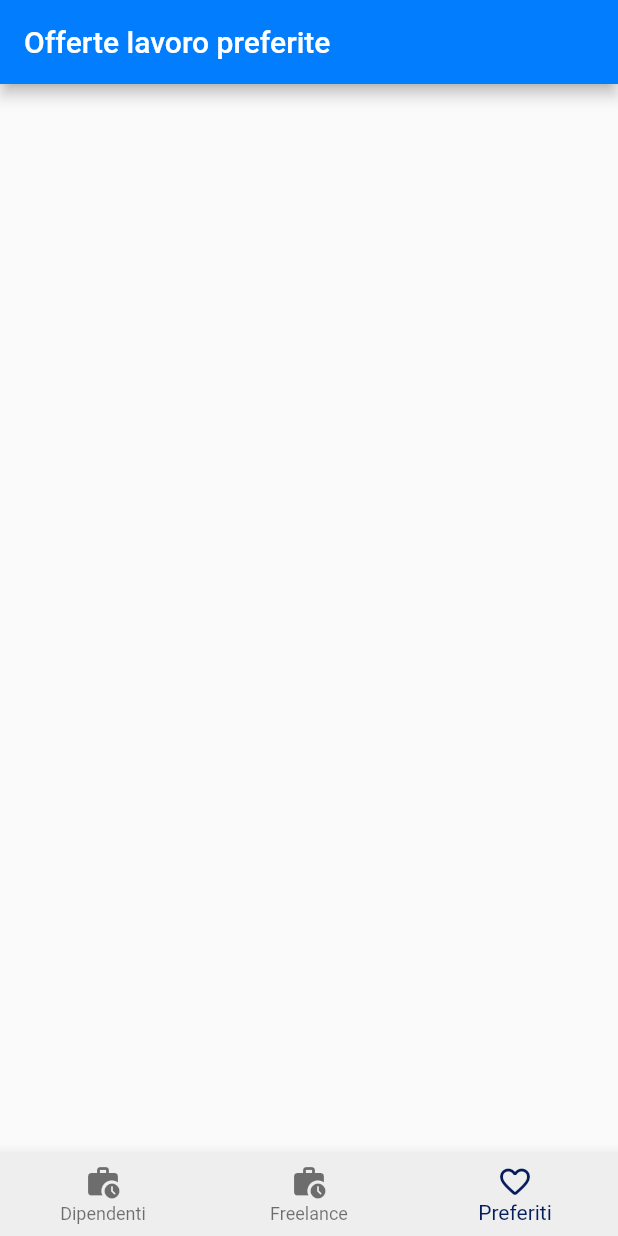
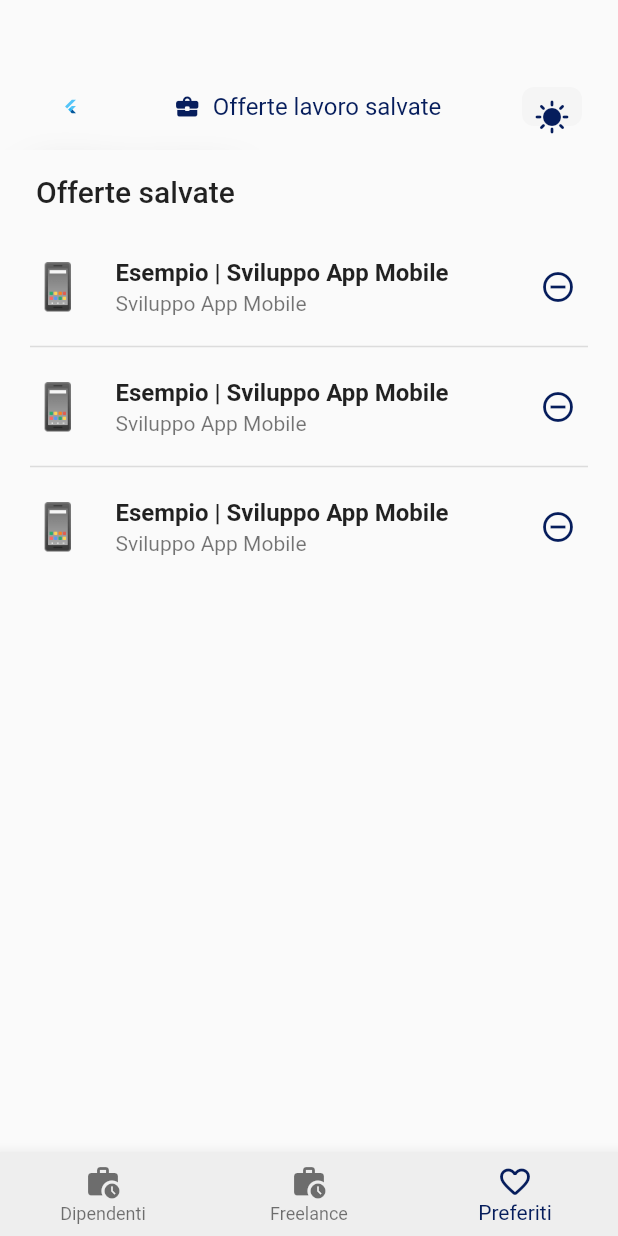
Before and after one commit to androidan/offertelavoroflutterapp, a Flutter app: the screen it shows after launch, item 3 of the bottom bar chosen, on a phone screen of 412 x 824 dp. Run offline on Flutter 3.47's test engine with Material 2 defaults, Android fonts, the phone set to English and light mode, and no system bars; our stand-ins replace auto_route, auto_size_text.

```diff
--- a/lib/pages/annunci_preferiti_page.dart
+++ b/lib/pages/annunci_preferiti_page.dart
@@ -1,15 +1,74 @@
 import 'package:auto_route/auto_route.dart';
 import 'package:flutter/material.dart';
+import 'package:offerte_lavoro_flutter_app/widgets/app_bar_custom.dart';
+import 'package:offerte_lavoro_flutter_app/widgets/job_app_bar.dart';
 
 @RoutePage()
 class AnnunciPreferitiPage extends StatelessWidget {
-  final String content;
-  const AnnunciPreferitiPage(this.content, {super.key});
+  const AnnunciPreferitiPage({super.key});
 
   @override
   Widget build(BuildContext context) => Scaffold(
-        appBar: AppBar(
-          title: Text(content),
+      appBar: const JobAppBar(
+        child: AppBarCustom('Offerte lavoro salvate'),
+      ),
+      body: _body(
+        context,
+      ));
+
+  Widget _body(BuildContext context) => Padding(
+        padding: const EdgeInsets.only(top: 16),
+        child: Column(
+          crossAxisAlignment: CrossAxisAlignment.start,
+          children: [
+            Padding(
+              padding: const EdgeInsets.symmetric(horizontal: 24.0),
+              child: Text(
+                'Offerte salvate',
+                style: Theme.of(context).textTheme.headline6,
+              ),
+            ),
+            Container(
+              margin: const EdgeInsets.only(top: 16),
+              height: 640,
+              child: ListView.separated(
+                itemBuilder: (content, index) => ListTile(
+                  title: const Text(
+                    'Esempio | Sviluppo App Mobile',
+                    style: TextStyle(
+                      fontWeight: FontWeight.bold,
+                    ),
+                  ),
+                  subtitle: const Text(
+                    'Sviluppo App Mobile',
+                  ),
+                  leading: Container(
+                    width: 45,
+                    height: 45,
+                    child: Center(
+                        child: Text(
+                      '📱',
+                      style: TextStyle(fontSize: 30),
+                    )),
+                  ),
+                  trailing: IconButton(
+                    onPressed: () {},
+                    icon: Icon(
+                      Icons.remove_circle_outline,
+                      color: Theme.of(context).primaryColorDark,
+                    ),
+                  ),
+                ),
+                itemCount: 3,
+                separatorBuilder: (context, index) => const Divider(
+                  height: 8,
+                  indent: 20,
+                  endIndent: 20,
+                  thickness: 1,
+                ),
+              ),
+            ),
+          ],
         ),
       );
 }
--- a/lib/pages/content_page.dart
+++ b/lib/pages/content_page.dart
@@ -10,9 +10,9 @@ class ContentPage extends StatelessWidget {
   Widget build(BuildContext context) => AutoTabsScaffold(
         animationCurve: Curves.easeInQuad,
         routes: [
-          AnnunciDipRoute(content: 'Offerte lavoro per assunzioni'),
-          AnnunciDipRoute(content: 'Offerte lavoro per freelance'),
-          AnnunciPreferitiRoute(content: 'Offerte lavoro preferite'),
+          AnnunciDipRoute(),
+          AnnunciFreelanceRoute(),
+          AnnunciPreferitiRoute(),
         ],
         transitionBuilder: (context, child, animation) => child,
         bottomNavigationBuilder: (context, tabsRouter) => BottomNavigationBar(
--- a/lib/router/app_router.dart
+++ b/lib/router/app_router.dart
@@ -11,7 +11,7 @@ class AppRouter extends $AppRouter {
   final List<AutoRoute> routes = [
     AutoRoute(page: ContentRoute.page, path: '/', children: [
       AutoRoute(page: AnnunciDipRoute.page),
-      AutoRoute(page: AnnunciDipRoute.page),
+      AutoRoute(page: AnnunciFreelanceRoute.page),
       AutoRoute(page: AnnunciPreferitiRoute.page)
     ]),
   ];
--- /dev/null
+++ b/lib/widgets/app_bar_custom.dart
@@ -0,0 +1,53 @@
+import 'package:flutter/material.dart';
+
+class AppBarCustom extends StatelessWidget {
+  final String content;
+  const AppBarCustom(this.content, {super.key});
+
+  @override
+  Widget build(BuildContext context) {
+    return Row(
+      mainAxisAlignment: MainAxisAlignment.spaceBetween,
+      children: [
+        Container(
+          decoration: BoxDecoration(
+            //color: Colors.grey[100],
+            borderRadius: BorderRadius.circular(8),
+          ),
+          padding: const EdgeInsets.all(8),
+          child: const FlutterLogo(
+            size: 30,
+          ),
+        ),
+        Row(
+          children: [
+            Icon(
+              Icons.business_center_rounded,
+              color: Theme.of(context).primaryColorDark,
+              size: 18,
+            ),
+            Padding(
+              padding: const EdgeInsets.symmetric(horizontal: 8.0),
+              child: Text(
+                content,
+                style: TextStyle(
+                    color: Theme.of(context).primaryColorDark, fontSize: 16),
+              ),
+            ),
+          ],
+        ),
+        Container(
+          decoration: BoxDecoration(
+            color: Colors.grey[100],
+            borderRadius: BorderRadius.circular(8),
+          ),
+          padding: const EdgeInsets.all(8),
+          child: Icon(
+            Icons.sunny,
+            color: Theme.of(context).primaryColorDark,
+          ),
+        )
+      ],
+    );
+  }
+}
```
Also changed, not shown: lib/pages/annunci_dip_page.dart (+4 -49 lines), lib/pages/annunci_freelance_page.dart (+38 -5 lines), lib/widgets/job_widget.dart (+0 -8 lines), lib/widgets/job_widget_freelance.dart (added, +29 -0 lines), lib/router/app_router.gr.dart.
